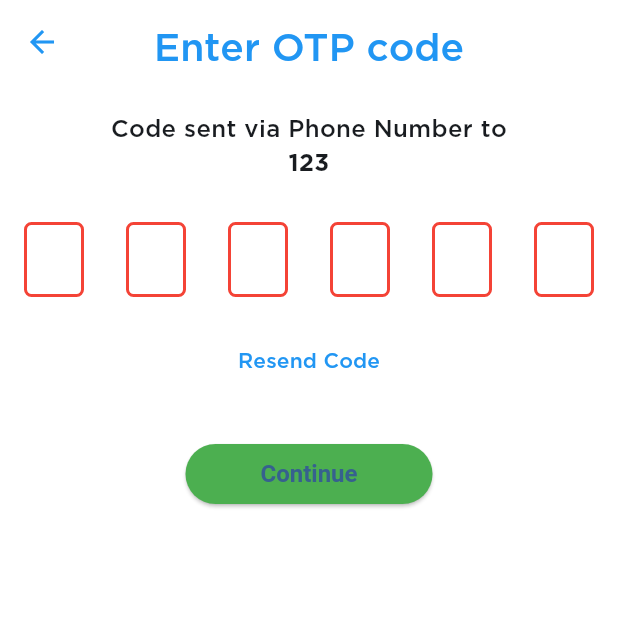
After one commit to hiepchau/NFCEWallet, a Flutter app: the OTPScreen screen opened directly, after a tap on "Resend Code", on a phone screen of 412 x 824 dp, the top half of it. The commit adds this screen. Run offline on Flutter 3.47's test engine with Material 2 defaults, Android fonts, the phone set to English and light mode, and no system bars; drawn by our look-alikes of pin_code_fields; our stand-ins replace animated_bottom_navigation_bar, barcode_widget, equatable, expandable_page_view, flutter_bloc, flutter_countdown_timer and 3 more; missing offline and left inert: barcode_scan2.

Commit message:
add module handle OTP

```diff
--- a/lib/ui/screen/authenticate/login_page.dart
+++ b/lib/ui/screen/authenticate/login_page.dart
@@ -1,6 +1,8 @@
 import 'package:flutter/material.dart';
 import 'package:flutter_bloc/flutter_bloc.dart';
+import 'package:nfc_e_wallet/ui/screen/otp/otp_screen.dart';
 import 'package:nfc_e_wallet/ui/screen/dashboard_page.dart';
+import '../../style/color.dart';
 import '../root_screen.dart';
 import 'login_bloc.dart';
 import 'login_event.dart';
@@ -67,6 +69,7 @@ class _LoginFormState extends State<LoginForm> {
                 SizedBox(height: 8),
                 FlatButton(
                   onPressed: () {
+
                     // navigate to create account screen
                   },
                   child: Text(
@@ -103,12 +106,12 @@ class _LoginFormState extends State<LoginForm> {
                           onPressed: () {
                             Navigator.push(
                               context,
-                              MaterialPageRoute(builder: (context) => RootApp()),
+                              MaterialPageRoute(builder: (context) => OTPScreen(phoneNumber: "123")),
                             );
                           },
                           child: Text('Sign In'),
                           style: ElevatedButton.styleFrom(
-                            primary: Colors.green, // Button's fill color
+                            primary: green1, // Button's fill color
                             shape: RoundedRectangleBorder(
                               borderRadius: BorderRadius.circular(8),
                             ),
@@ -141,7 +144,7 @@ class _EmailSignInForm extends StatelessWidget {
             hintText: 'Enter your email address',
             border: OutlineInputBorder(borderRadius: BorderRadius.circular(8.0)),
           ),
-          onChanged: (value) {
+          onChanged:  (value) {
             context.read<LoginBloc>().add(EmailChanged(value));
           },
         ),
--- /dev/null
+++ b/lib/ui/screen/otp/otp_bloc.dart
@@ -0,0 +1,54 @@
+import 'otp_event.dart';
+import 'otp_state.dart';
+import 'package:flutter_bloc/flutter_bloc.dart';
+
+class OtpBloc extends Bloc<OtpEvent, OtpState> {
+  final OtpService otpService;
+
+  OtpBloc({required this.otpService}) : super(OtpInitial());
+
+  @override
+  Stream<OtpState> mapEventToState(OtpEvent event) async* {
+    if (event is SubmitOtp) {
+      yield OtpLoading();
+      try {
+        final isValid = await otpService.validateOtp(event.otp);
+        if (isValid) {
+          yield OtpSuccess();
+        } else {
+          yield OtpFailure("Invalid OTP");
+        }
+      } catch (error) {
+        yield OtpFailure(error.toString());
+      }
+    } else if (event is ResendOtp) {
+      try {
+        await otpService.resendOtp();
+        // Yield a state to notify the UI about the resend action
+        // yield OtpResent();
+      } catch (error) {
+        yield OtpFailure(error.toString());
+      }
+    }
+  }
+}
+
+class OtpService {
+  Future<bool> validateOtp(String otp) async {
+    // Simulate a network request
+    await Future.delayed(Duration(seconds: 2));
+
+    // Consider the OTP as valid if it's "123456"
+    if (otp == '123456') {
+      return true;
+    } else {
+      throw Exception('Invalid OTP');
+    }
+  }
+
+  Future<void> resendOtp() async {
+    // Simulate a network request
+    await Future.delayed(Duration(seconds: 2));
+    return;
+  }
+}
--- /dev/null
+++ b/lib/ui/screen/otp/otp_event.dart
@@ -0,0 +1,9 @@
+abstract class OtpEvent {}
+
+class SubmitOtp extends OtpEvent {
+  final String otp;
+
+  SubmitOtp(this.otp);
+}
+
+class ResendOtp extends OtpEvent {}
--- /dev/null
+++ b/lib/ui/screen/otp/otp_screen.dart
@@ -0,0 +1,120 @@
+import 'package:flutter/material.dart';
+import 'package:flutter_bloc/flutter_bloc.dart';
+import 'package:nfc_e_wallet/ui/screen/root_screen.dart';
+import 'package:pin_code_fields/pin_code_fields.dart';
+
+import 'otp_bloc.dart';
+import 'otp_event.dart';
+import 'otp_state.dart';
+
+class OTPScreen extends StatelessWidget {
+  final String phoneNumber;
+  OTPScreen({Key? key, required this.phoneNumber}) : super(key: key);
+
+  final _otpController = TextEditingController();
+  final _otpBloc = OtpBloc(otpService: OtpService());
+
+  @override
+  Widget build(BuildContext context) {
+    return BlocProvider(
+      create: (_) => _otpBloc,
+      child: BlocListener<OtpBloc, OtpState>(
+        listener: (context, state) {
+          if (state is OtpSuccess) {
+            Navigator.push(
+              context,
+              MaterialPageRoute(builder: (context) => RootApp()),
+            );
+          } else if (state is OtpFailure) {
+            ScaffoldMessenger.of(context)
+              ..hideCurrentSnackBar()
+              ..showSnackBar(
+                SnackBar(content: Text(state.error)),
+              );
+          }
+        },
+        child: Scaffold(
+          appBar: AppBar(
+            backgroundColor: Colors.white,
+            elevation: 0,
+            centerTitle: true,
+            leading: IconButton(
+              icon: Icon(Icons.arrow_back, color: Color(0xFF2196F3)),
+              onPressed: () => Navigator.of(context).pop(),
+            ),
+            title: Text("Enter OTP code", style: TextStyle(fontSize: 26, color: Color(0xFF2196F3))),
+          ),
+          body: BlocConsumer<OtpBloc, OtpState>(
+              listener: (context, state) {
+                if (state is OtpSuccess) {
+                  Navigator.push(
+                    context,
+                    MaterialPageRoute(builder: (context) => RootApp()),
+                  );
+                } else if (state is OtpFailure) {
+                  ScaffoldMessenger.of(context)
+                    ..hideCurrentSnackBar()
+                    ..showSnackBar(
+                      SnackBar(content: Text(state.error)),
+                    );
+                }
+              },
+              builder: (context, state) {
+                return Container(
+                  color: Colors.white,
+                  child: Padding(
+                    padding: const EdgeInsets.all(16.0),
+                    child: Column(
+                      crossAxisAlignment: CrossAxisAlignment.center,
+                      children: [
+                        Text("Code sent via Phone Number to", style: TextStyle(fontSize: 16), textAlign: TextAlign.center),
+                        Text(phoneNumber, style: TextStyle(fontSize: 16, fontWeight: FontWeight.bold), textAlign: TextAlign.center),
+                        SizedBox(height: 30),
+                        PinCodeTextField(
+                          appContext: context,
+                          length: 6,
+                          obscureText: false,
+                          controller: _otpController,
+                          keyboardType: TextInputType.number,
+                          pinTheme: PinTheme(
+                            shape: PinCodeFieldShape.box,
+                            borderRadius: BorderRadius.circular(5),
+                            fieldHeight: 50,
+                            fieldWidth: 40,
+                            activeFillColor: Colors.white,
+                          ),
+                          onChanged: (value) {
+                          },
+                        ),
+                        TextButton(
+                          onPressed: () => context.read<OtpBloc>().add(ResendOtp()),
+                          child: Text("Resend Code", style: TextStyle(color: Color(0xFF2196F3))),
+                        ),
+                        SizedBox(height: 30),
+                        ElevatedButton(
+                          onPressed: () {
+                            if (_otpController.text.isNotEmpty) {
+                              context.read<OtpBloc>().add(SubmitOtp(_otpController.text));
+                            }
+                          },
+                          child: Text("Continue"),
+                          style: ElevatedButton.styleFrom(
+                            primary: Colors.green,
+                            padding: EdgeInsets.symmetric(horizontal: 50, vertical: 10),
+                            textStyle: TextStyle(
+                              fontSize: 16,
+                              fontWeight: FontWeight.bold,
+                            ),
+                          ),
+                        ),
+                      ],
+                    ),
+                  ),
+                );
+              }
+          ),
+        ),
+      ),
+    );
+  }
+}
--- /dev/null
+++ b/lib/ui/screen/otp/otp_state.dart
@@ -0,0 +1,13 @@
+abstract class OtpState {}
+
+class OtpInitial extends OtpState {}
+
+class OtpLoading extends OtpState {}
+
+class OtpSuccess extends OtpState {}
+
+class OtpFailure extends OtpState {
+  final String error;
+
+  OtpFailure(this.error);
+}
--- a/lib/ui/style/color.dart
+++ b/lib/ui/style/color.dart
@@ -21,6 +21,7 @@ const Color blue = Color(0xFF2094FF);
 const Color yellow = Color(0xFFFED200);
 const Color neon = Color(0xFF0FFdc1);
 const Color red = Color(0xFFff3b30);
+const Color green1 = Color(0xFF99e86c);
 const Color green = Color.fromRGBO(4, 201, 121, 1);
 const Color teal = Color(0xFF009688);
 const Color purple = Color(0xFF9c27b0);
--- a/pubspec.yaml
+++ b/pubspec.yaml
@@ -28,6 +28,7 @@ dependencies:
   provider: ^5.0.0
   flutter_bloc: ^7.1.0
   equatable: ^2.0.5
+  pin_code_fields: ^7.4.0
 
 dev_dependencies:
   flutter_test:
```
Also changed, not shown: pubspec.lock.
